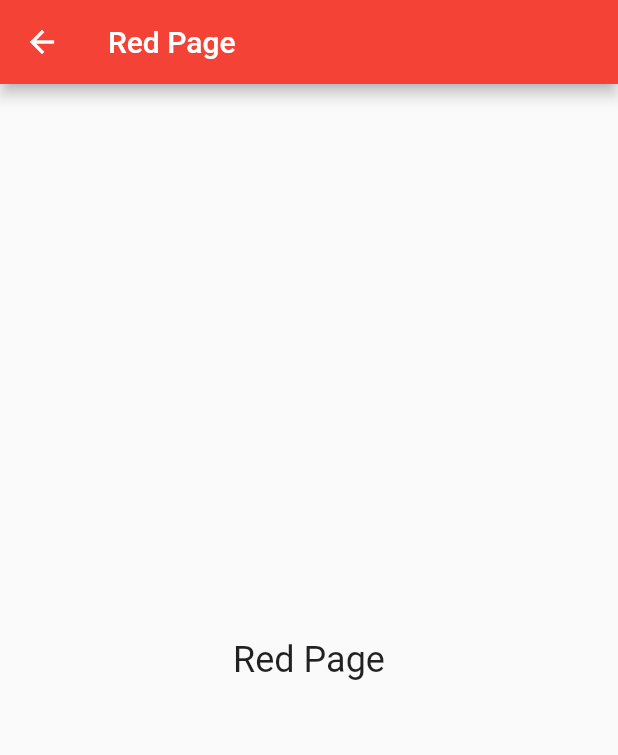
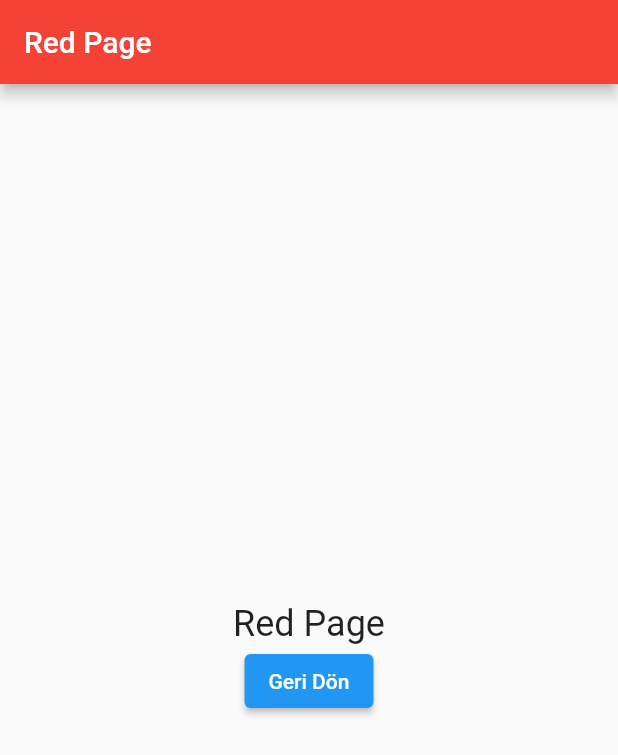
Before and after one commit to islamoktay/learning_process, a Flutter app: the screen it shows after launch, after a tap on "Kırmızı Sayfaya Git Android", on a phone screen of 412 x 824 dp. Shown: the top 755 px of the screen. Run offline on Flutter 3.47's test engine with Material 2 defaults, Android fonts, the phone set to English and light mode, and no system bars; our stand-ins replace flutter_easyloading.

Commit message:
studied more

```diff
--- a/flutter/flutter_navigator/lib/main.dart
+++ b/flutter/flutter_navigator/lib/main.dart
@@ -27,13 +27,14 @@ class AnaSayfa extends StatelessWidget {
         child: Column(
           children: [
             ElevatedButton(
-              onPressed: () {
-                Navigator.push(
+              onPressed: () async {
+                int? _gelenSayi = await Navigator.push<int>(
                   context,
                   CupertinoPageRoute(
                     builder: (redContext) => RedPage(),
                   ),
                 );
+                print("Ana sayfadaki sayı: $_gelenSayi");
               },
               style: ElevatedButton.styleFrom(
                 primary: Colors.red.shade300,
@@ -44,11 +45,13 @@ class AnaSayfa extends StatelessWidget {
             ),
             ElevatedButton(
               onPressed: () {
-                Navigator.of(context).push(
-                  MaterialPageRoute(
-                    builder: (redContext) => RedPage(),
-                  ),
-                );
+                Navigator.of(context)
+                    .push<int>(
+                      MaterialPageRoute(
+                        builder: (redContext) => RedPage(),
+                      ),
+                    )
+                    .then((int? value) => debugPrint("Gelen sayı $value"));
               },
               style: ElevatedButton.styleFrom(
                 primary: Colors.red.shade200,
--- a/flutter/flutter_navigator/lib/red_page.dart
+++ b/flutter/flutter_navigator/lib/red_page.dart
@@ -1,19 +1,35 @@
+import 'dart:math';
+
 import 'package:flutter/material.dart';
 
 class RedPage extends StatelessWidget {
-  const RedPage({Key? key}) : super(key: key);
-
+  RedPage({Key? key}) : super(key: key);
+  int _rastgeleSayi = 0;
   @override
   Widget build(BuildContext context) {
     return Scaffold(
       appBar: AppBar(
         title: Text("Red Page"),
         backgroundColor: Colors.red,
+        automaticallyImplyLeading: false,
       ),
       body: Center(
-        child: Text(
-          'Red Page',
-          style: TextStyle(fontSize: 24),
+        child: Column(
+          mainAxisAlignment: MainAxisAlignment.center,
+          children: [
+            Text(
+              'Red Page',
+              style: TextStyle(fontSize: 24),
+            ),
+            ElevatedButton(
+              onPressed: () {
+                _rastgeleSayi = Random().nextInt(100);
+                print("Üretilen rastgele sayı : $_rastgeleSayi");
+                Navigator.of(context).pop(_rastgeleSayi);
+              },
+              child: Text("Geri Dön"),
+            ),
+          ],
         ),
       ),
     );
```
Also changed, not shown: flutter/flutter_navigator/lib/green_page.dart (+7 -3 lines), flutter/flutter_navigator/lib/orange_page.dart (+7 -3 lines), flutter/flutter_navigator/lib/purple_page.dart (+7 -3 lines), flutter/flutter_navigator/lib/yellow_page.dart (+7 -3 lines).
